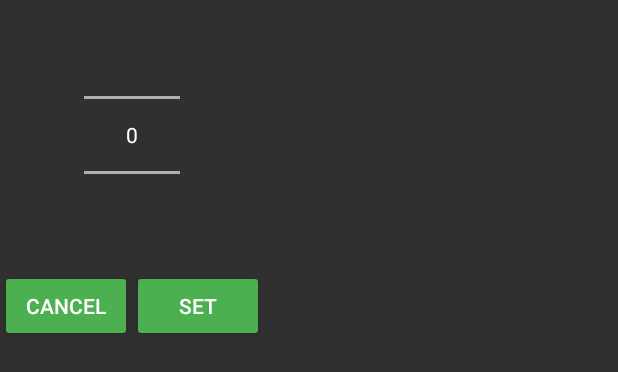
After one commit to c0dexter/Football-Score-Keeper, an Android app: the layout dialog.xml on its own in the app's theme, with its tools: preview values and no code run, on a phone screen of 412 x 824 dp. The commit adds this screen. Shown: the top 372 px of the screen. Run offline under Robolectric (Android 15) with nearby library versions, the phone set to English and light mode, and no system bars; Roboto replaces fonts that are not available here.

Commit message:
NumberPicker based on dialog has been implemented but without logic for adding time to stopwatch.

```diff
--- a/app/src/main/AndroidManifest.xml
+++ b/app/src/main/AndroidManifest.xml
@@ -11,9 +11,7 @@
         <activity android:name=".MainActivity">
             <intent-filter>
                 <action android:name="android.intent.action.MAIN" />
-
-                <category android:name="android.intent.category.LAUNCHER" />
-                <uses-permission android:name="android.permission.WAKE_LOCK" />
+                <category android:name="android.intent.category.LAUNCHER" />>
             </intent-filter>
         </activity>
     </application>
--- a/app/src/main/java/com/example/android/footballscorekeeper/TimeCalculator.java
+++ b/app/src/main/java/com/example/android/footballscorekeeper/TimeCalculator.java
@@ -45,7 +45,7 @@ public class TimeCalculator extends AsyncTask<Void, String, Void> {
 
             String seconds = Integer.toString((int) (elapsedTime % 60));
             String minutes = Integer.toString((int) ((elapsedTime % 3600) / 60));
-            int foo = Integer.parseInt(minutes);
+            int destinationTime = Integer.parseInt(minutes);
 
             if (seconds.length() < 2) {
                 seconds = "0" + seconds;
@@ -55,12 +55,11 @@ public class TimeCalculator extends AsyncTask<Void, String, Void> {
                 minutes = "0" + minutes;
             }
 
-
             String writeThis = minutes + ":" + seconds;
 
             publishProgress(writeThis);
 
-            if (foo >= 1) {
+            if (destinationTime >= 90) {
                 turnedOn = false;
             }
 
--- /dev/null
+++ b/app/src/main/res/layout/dialog.xml
@@ -0,0 +1,32 @@
+<?xml version="1.0" encoding="utf-8"?>
+<RelativeLayout xmlns:android="http://schemas.android.com/apk/res/android"
+    android:layout_width="wrap_content"
+    android:layout_height="wrap_content">
+
+    <NumberPicker
+        android:id="@+id/numberPicker1"
+        android:layout_width="wrap_content"
+        android:layout_height="wrap_content"
+        android:layout_centerHorizontal="true" />
+
+    <LinearLayout
+        android:layout_width="wrap_content"
+        android:layout_height="wrap_content"
+        android:layout_below="@+id/numberPicker1">
+
+        <Button
+            android:id="@+id/button2"
+            android:layout_width="wrap_content"
+            android:layout_height="wrap_content"
+            android:layout_weight="1"
+            android:text="Cancel" />
+
+        <Button
+            android:id="@+id/button1"
+            android:layout_width="wrap_content"
+            android:layout_height="wrap_content"
+            android:layout_weight="1"
+            android:text="Set" />
+    </LinearLayout>
+
+</RelativeLayout>
```
Also changed, not shown: app/src/main/java/com/example/android/footballscorekeeper/MainActivity.java (+71 -9 lines), app/src/main/res/drawable-hdpi/cancel.png (added), app/src/main/res/drawable-hdpi/confirm.png (added), app/src/main/res/drawable-ldpi/cancel.png (added), app/src/main/res/drawable-ldpi/confirm.png (added), app/src/main/res/drawable-mdpi/cancel.png (added), app/src/main/res/drawable-mdpi/confirm.png (added), app/src/main/res/drawable-xhdpi/cancel.png (added), app/src/main/res/drawable-xhdpi/confirm.png (added), app/src/main/res/drawable-xxhdpi/cancel.png (added), app/src/main/res/drawable-xxhdpi/confirm.png (added), app/src/main/res/drawable-xxxhdpi/cancel.png (added), app/src/main/res/drawable-xxxhdpi/confirm.png (added).
